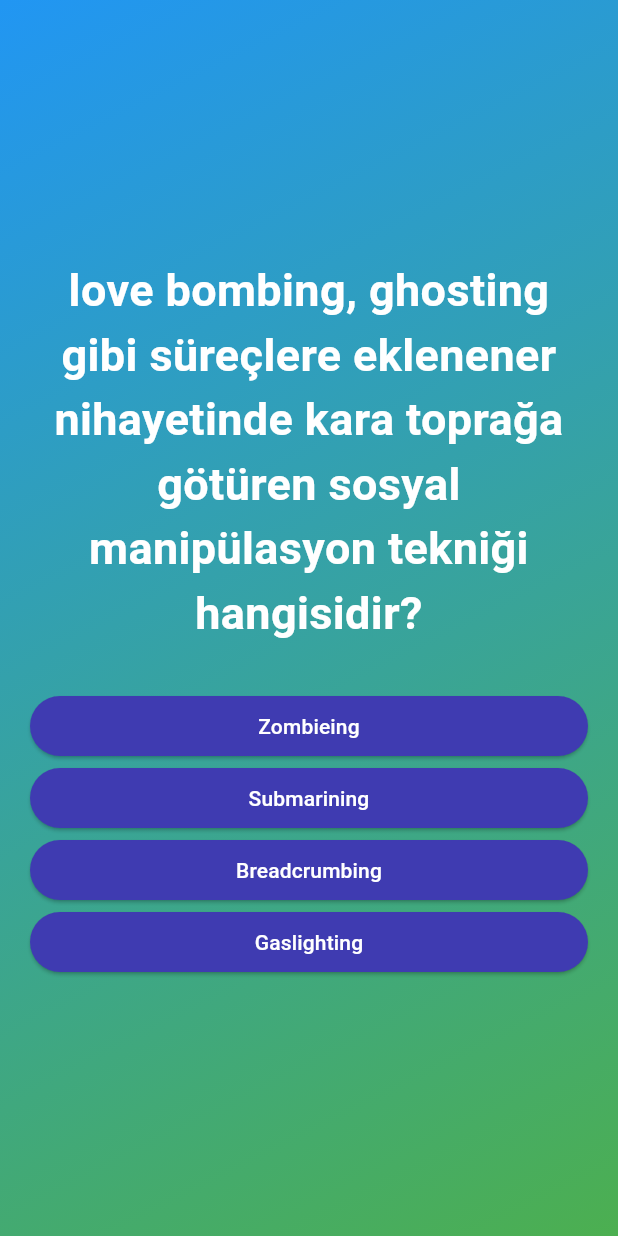
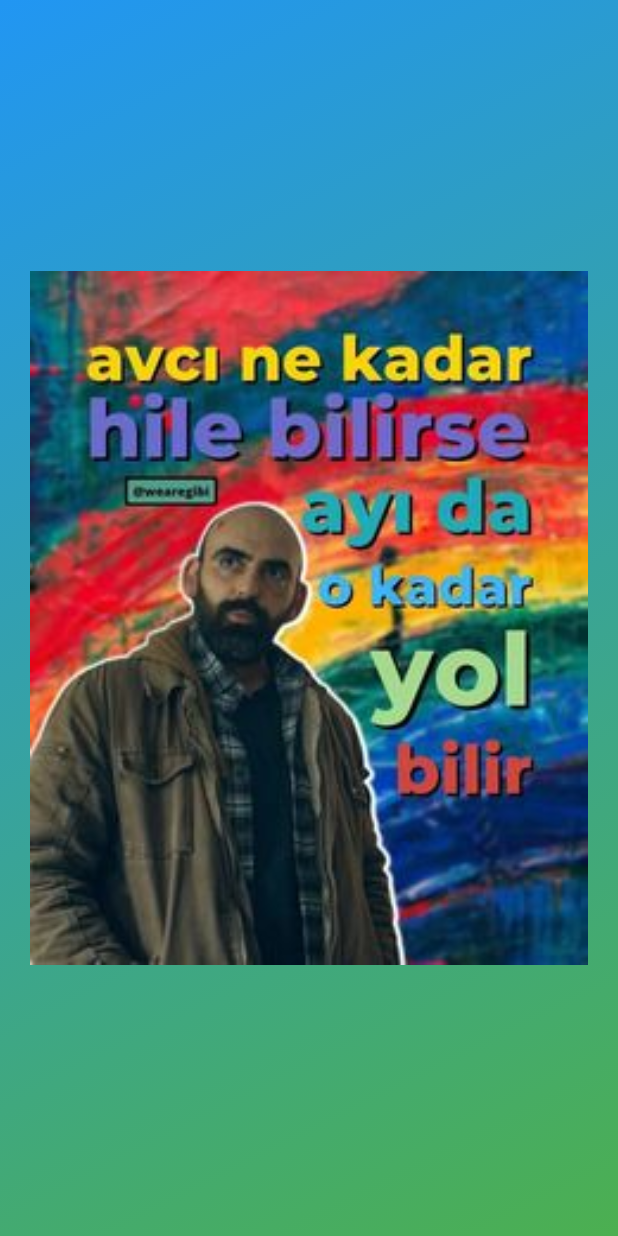
Before and after one commit to cagrihakkoymaz/flutter_gibi_questions, a Flutter app: the screen it shows after launch, after a tap on "Cevaplamaya Başla", after a tap on "kuki", on a phone screen of 412 x 824 dp. Run offline on Flutter 3.47's test engine with Material 3 defaults, Android fonts, the phone set to English and light mode, and no system bars; our stand-ins replace google_fonts.

```diff
--- a/adv_basics/lib/data/questions.dart
+++ b/adv_basics/lib/data/questions.dart
@@ -8,7 +8,7 @@ const questions = [
       'kuki',
       'aslan',
       'ilkkan',
-    ],'assets/images/gibi_photo_1.png'
+    ],'assets/images/gibi_picts/gibi21.jpg'
 
   ),
 
@@ -20,7 +20,7 @@ const questions = [
       'Zombieing',
       'Breadcrumbing ',
       'Submarining',
-    ],'assets/images/gibi_photo_1.png'
+    ],'assets/images/gibi_picts/gibi15.jpg'
   ),
 
     QuizQuestion(
@@ -30,7 +30,7 @@ const questions = [
       'kokoreççi',
       'kahveci',
       'zücaciyeci',
-    ],'assets/images/gibi_photo_1.png'
+    ],'assets/images/gibi_picts/gibi10.jpg'
   ),
 
         QuizQuestion(
@@ -40,7 +40,7 @@ const questions = [
       'sevişmek',
       'okumak',
       'borçlanmak',
-    ],'assets/images/gibi_photo_1.png'
+    ],'assets/images/gibi_picts/gibi6.jpg'
   ),
         QuizQuestion(
     'İlkkanın bir diğer batılı özelliği olan yemek alerjisi hangi besine karşıdır?',
@@ -49,26 +49,26 @@ const questions = [
       'süt',
       'soya',
       'balık',
-    ],'assets/images/quiz-logo.png'
+    ],'assets/images/gibi_picts/gibi4.jpg'
   ),
       QuizQuestion(
     'Yahşı günde hatırlanmayan gardaşlara ihyiyaçın hasıl olduğu gün çeşidi?',
     [
       'yaman',
-      'kötu',
+      'kötü',
       'kara',
       'soğuk',
-    ],'assets/images/quiz-logo.png'
+    ],'assets/images/gibi_picts/gibi3.jpg'
   ),
 
     QuizQuestion(
     'Gerçeklerin ötesine geçerek kıymetini yitirmesini sağlayan ve yaşamın ta kendisi haline gelen olgu?',
     [
       'genel kanı',
-      'otoroti',
+      'otorote',
       'toplumsal ahlak',
       'mahalle baskısı',
-    ],'assets/images/quiz-logo.png'
+    ],'assets/images/gibi_picts/gibi2.jpg'
   ),
     QuizQuestion(
     'İlkkanın dönemsel olarak agresifleşerek benzetildiği hayvan ?',
@@ -77,7 +77,7 @@ const questions = [
       'sibirya kaplanı',
       'kafkasya leoparı',
       'alman kurdu',
-    ],'assets/images/quiz-logo.png'
+    ],'assets/images/gibi_picts/gibi25.jpg'
   ),
 
 
--- a/adv_basics/lib/models/quiz_questions.dart
+++ b/adv_basics/lib/models/quiz_questions.dart
@@ -1,9 +1,9 @@
 class QuizQuestion {
-  const QuizQuestion(this.text, this.answers,this.ImagePath);
+  const QuizQuestion(this.text, this.answers,this.imagePath);
 
   final String text;
   final List<String> answers;
-  final String ImagePath;
+  final String imagePath;
   List<String> getShuffledAnswers() {
     final shuffledList=List.of(answers);
     shuffledList.shuffle();
--- a/adv_basics/lib/questions_screen.dart
+++ b/adv_basics/lib/questions_screen.dart
@@ -2,10 +2,11 @@ import 'package:flutter/material.dart';
 import 'package:adv_basics/answer_button.dart';
 import 'package:adv_basics/data/questions.dart';
 import 'package:google_fonts/google_fonts.dart';
+
 class QuestionsScreen extends StatefulWidget {
-  const QuestionsScreen({ super.key, required this.onSelectAnswer});
+  const QuestionsScreen({super.key, required this.onSelectAnswer});
 
-final void Function(String answer) onSelectAnswer;
+  final void Function(String answer) onSelectAnswer;
 
   @override
   State<QuestionsScreen> createState() {
@@ -15,39 +16,70 @@ final void Function(String answer) onSelectAnswer;
 
 class _QuestionsScreenState extends State<QuestionsScreen> {
   var currentQuestionIndex = 0;
+  bool showImageFlag = false; // Flag to control image visibility
+  String currentImagePath = ''; // Variable to store the current image path
 
-  answerQuestion(String selectedAnswer ) {
+  Widget showImage(String imagePath) {
+    return GestureDetector( // Use GestureDetector to handle tap
+      onTap: () {
+        setState(() {
+          showImageFlag = false; // Hide the image immediately on tap
+          currentQuestionIndex++; // Move to the next question
+        });
+      },
+      child: Container(
+
+        child: Image.asset(
+          imagePath,
+          fit: BoxFit.cover, // Fit the image to cover the entire container
+        ),
+      ),
+    );
+  }
+
+  void answerQuestion(String selectedAnswer, String imagePath) {
     widget.onSelectAnswer(selectedAnswer);
-    //currentQuestionIndex=currentQuestionIndex+1;
-    //currentQuestionIndex+=1;
     setState(() {
-    currentQuestionIndex++;
-
+      currentImagePath = imagePath; // Set the current image path
+      showImageFlag = true; // Show the image
     });
   }
 
   @override
-  Widget build(context) {
+  Widget build(BuildContext context) {
     final currentQuestion = questions[currentQuestionIndex];
     return SizedBox(
       width: double.infinity,
       child: Container(
         margin: EdgeInsets.all(20),
         child: Column(
-            mainAxisAlignment: MainAxisAlignment.center,
-            crossAxisAlignment: CrossAxisAlignment.stretch,
-            children: [
+          mainAxisAlignment: MainAxisAlignment.center,
+          crossAxisAlignment: CrossAxisAlignment.stretch,
+          children: [
+            if (showImageFlag)
+              showImage(currentImagePath) // Show the image when the flag is true
+            else ...[
               Text(
                 currentQuestion.text,
-                style:GoogleFonts.roboto(color:Colors.white,
-                fontSize: 30,fontWeight: FontWeight.bold),
+                style: GoogleFonts.roboto(
+                  color: Colors.white,
+                  fontSize: 30,
+                  fontWeight: FontWeight.bold,
+                ),
                 textAlign: TextAlign.center,
               ),
-              SizedBox(height: 30),
+              SizedBox(height: 45),
               ...currentQuestion.getShuffledAnswers().map((answer) {
-                return AnswerButton(answerText: answer, onTap:(){answerQuestion(answer);});
+                return AnswerButton(
+                  answerText: answer,
+                  onTap: () {
+                    answerQuestion(answer, currentQuestion.imagePath);
+                  },
+                );
               }),
-            ]),
+            ],
+          ],
+        ),
       ),
     );
   }
--- a/adv_basics/lib/results_screen.dart
+++ b/adv_basics/lib/results_screen.dart
@@ -2,6 +2,7 @@ import 'package:adv_basics/data/questions.dart';
 import 'package:flutter/material.dart';
 import 'package:adv_basics/questions_summary/questions_summary.dart';
 import 'package:google_fonts/google_fonts.dart';
+import 'package:flutter/services.dart'; // Import for SystemNavigator
 
 class ResulstScreen extends StatelessWidget {
   const ResulstScreen({super.key,
@@ -66,6 +67,16 @@ class ResulstScreen extends StatelessWidget {
                 style:TextButton.styleFrom(foregroundColor: Colors.white,),
                 icon:const Icon(Icons.refresh),
                 label:const Text('Restart Quiz'),
+              ),
+                          const SizedBox(height: 20), // Space between buttons
+
+                TextButton.icon(
+              onPressed: () {
+                SystemNavigator.pop(); // Close the app
+              },
+                style:TextButton.styleFrom(foregroundColor: Colors.white,),
+                icon:const Icon(Icons.close),
+                label:const Text('Uygulmayı Kapat'),
               )
             ],
           ),
--- a/adv_basics/lib/start_screen.dart
+++ b/adv_basics/lib/start_screen.dart
@@ -24,7 +24,7 @@ class StartScreen extends StatelessWidget {
            Text(
             'Kimsenin hiçbir şey bilmediği yer',
             style: GoogleFonts.lato(
-              fontSize: 40,
+              fontSize: 25,
               fontWeight: FontWeight.bold,
               color: Color.fromRGBO(196, 192, 192, 1),
             ),
```
Also changed, not shown: adv_basics/pubspec.yaml (+32 -0 lines).
